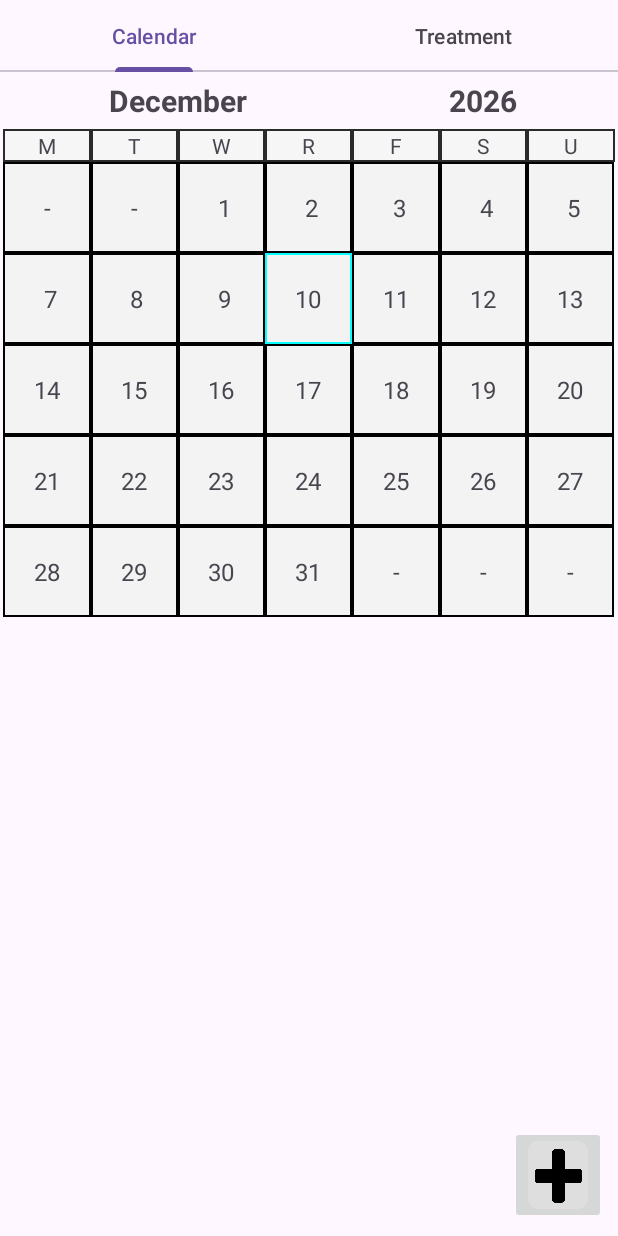
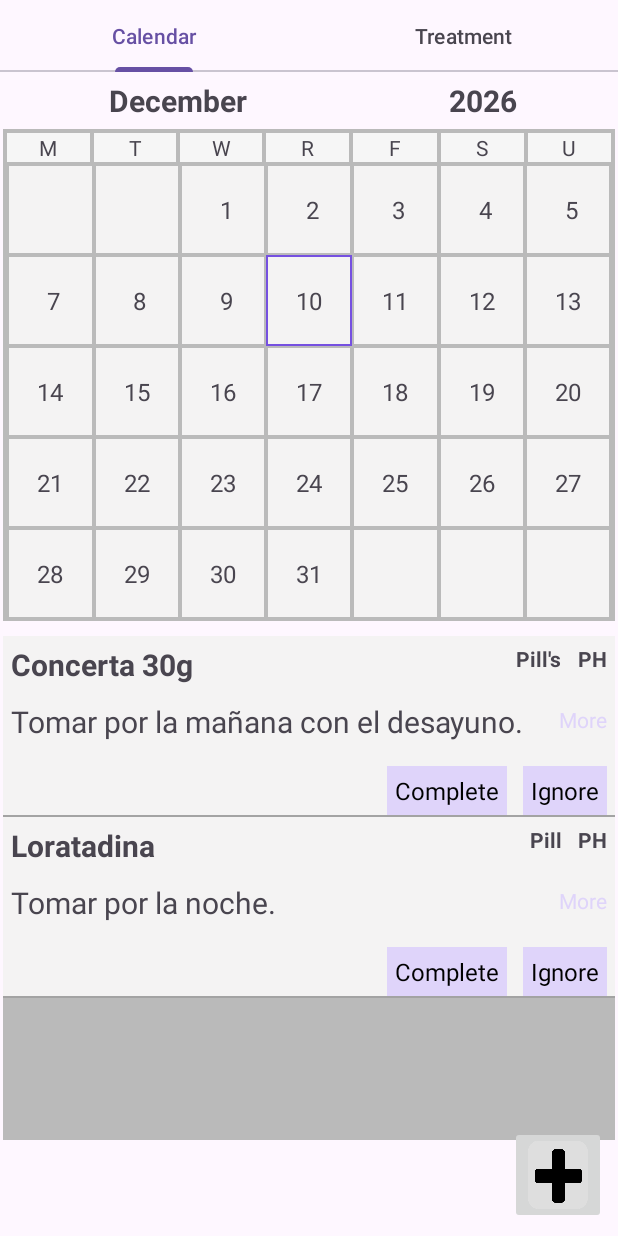
Before and after one commit to Albertotablero/Mediplanner, an Android app: the screen it shows after launch (MainActivity), after a tap on "10", on a phone screen of 412 x 824 dp. Run offline under Robolectric (Android 15) with nearby library versions, the phone set to English and light mode, and no system bars.

Commit message:
Started populating days with relevant treatment plans
Also a lot of refactoring, trying out number pickers in some places, which required a lot of refactoring and requires more still since I'm not content with the outcome visually speaking.

```diff
--- a/app/src/main/java/com/example/mediplanner/MainActivity.java
+++ b/app/src/main/java/com/example/mediplanner/MainActivity.java
@@ -1,7 +1,6 @@
 package com.example.mediplanner;
 
 
-import android.nfc.Tag;
 import android.os.Bundle;
 import android.view.View;
 
@@ -15,6 +14,7 @@ import androidx.fragment.app.FragmentTransaction;
 import androidx.viewpager2.widget.ViewPager2;
 
 import com.example.mediplanner.calendar.CalendarTabFragment;
+import com.example.mediplanner.calendar.DayTreatmentPlansFiller;
 import com.example.mediplanner.calendar.Month;
 import com.example.mediplanner.databinding.ActivityMainBinding;
 import com.example.mediplanner.treatments.TreatmentsTabFragment;
@@ -30,7 +30,6 @@ import org.joda.time.LocalDate;
 
 import java.util.ArrayList;
 import java.util.HashMap;
-import java.util.Map;
 
 public class MainActivity extends AppCompatActivity {
     // view binding
@@ -56,6 +55,7 @@ public class MainActivity extends AppCompatActivity {
     private static ArrayList<Month> savedMonths = new ArrayList<>();
     private static HashMap<String, Month> storedMonths = new HashMap<>();
 
+
     @Override
     protected void onCreate(Bundle savedInstanceState) {
         super.onCreate(savedInstanceState);
@@ -68,8 +68,8 @@ public class MainActivity extends AppCompatActivity {
 
         treatmentPlanList = new ArrayList<>();
         // TODO temp, remove after testing
-        treatmentPlanList.add(new Plan("meh", "meh", true, 0, 1, 0, "Pill's", LocalDate.now(), true, 2, FrequencyMetric.ASNEEDED));
-        treatmentPlanList.add(new Plan("meh", "meh", true, 2, 2, 200.5f, "Ml", LocalDate.now(), true, 2, FrequencyMetric.ASNEEDED));
+        treatmentPlanList.add(new Plan("Concerta 30g", "Tomar por la mañana con el desayuno.", true, 1, 1, 1, "Pill's", LocalDate.now(), true, 2, FrequencyMetric.ASNEEDED));
+        treatmentPlanList.add(new Plan("Loratadina", "Tomar por la noche.", true, 1, 1, 1, "Pill", LocalDate.now(), true, 2, FrequencyMetric.ASNEEDED));
         treatmentPlanList.add(new Plan("meh", "meh", true, 0, 1, 4, "Pill's", LocalDate.now(), true, 2, FrequencyMetric.ASNEEDED));
         treatmentPlanList.add(new Plan("meh", "meh", true, 3, 1, 2, "Pill's", LocalDate.now(), true, 2, FrequencyMetric.ASNEEDED));
 
@@ -145,6 +145,20 @@ public class MainActivity extends AppCompatActivity {
          * */
     }
 
+    public static void addMonth(Month month, String monthTag) {
+        storedMonths.put(monthTag, month);
+
+        for (Plan p :
+                treatmentPlanList) {
+            switch (p.getFrequencyMetric()) {
+                case DAILY:
+                    DayTreatmentPlansFiller.fillDailyPlan(p, month);
+                    break;
+            }
+        }
+
+    }
+
     public static CalendarTabFragment getCalendarTabFragment() {
         return calendarTabFragment;
     }
--- a/app/src/main/java/com/example/mediplanner/calendar/CalendarTabFragment.java
+++ b/app/src/main/java/com/example/mediplanner/calendar/CalendarTabFragment.java
@@ -1,8 +1,5 @@
 package com.example.mediplanner.calendar;
 
-import android.graphics.Color;
-import android.graphics.drawable.ColorDrawable;
-import android.nfc.Tag;
 import android.os.Bundle;
 
 import androidx.annotation.NonNull;
@@ -12,10 +9,8 @@ import androidx.fragment.app.Fragment;
 import android.view.LayoutInflater;
 import android.view.View;
 import android.view.ViewGroup;
-import android.widget.FrameLayout;
 import android.widget.TableRow;
 import android.widget.TextView;
-import android.widget.Toast;
 
 import com.example.mediplanner.MainActivity;
 import com.example.mediplanner.R;
@@ -34,6 +29,8 @@ public class CalendarTabFragment extends Fragment {
     private int weekOfSelectedDay = 0;
     private DayFrameLayout selectedDayCell;
     private Day selectedDay;
+
+    private DayTreatmentsArrayAdapter arrayAdapter;
 
     public CalendarTabFragment() {
     }
@@ -63,11 +60,11 @@ public class CalendarTabFragment extends Fragment {
             if (i == 0 && week.getDaysOfWeek().get(0).getDayOfWeek() != 1) {
 
                 for (; j < week.getDaysOfWeek().get(0).getDayOfWeek(); j++) {
-                    generateCell(row, j, null, "-");
+                    generateCell(row, j, null, "");
                 }
             }
             for (; j < 7; j++) {
-                String dayOfMonth = "-";
+                String dayOfMonth = "";
                 Day day = null;
                 try {
                     day = week.getDaysOfWeek().get(y++);
@@ -82,6 +79,23 @@ public class CalendarTabFragment extends Fragment {
         }
         // Load plan data, good luck Alberto
 
+        weekOfSelectedDay = findInitWeek(initDate);
+        TableRow row = (TableRow) binding.calendarTL.getChildAt(weekOfSelectedDay + 1);
+        int dayOfWeek = initDate.getDayOfWeek();
+        View child = row.getChildAt(dayOfWeek - 1);
+        child.callOnClick();
+
+    }
+
+    private int findInitWeek(LocalDate initDate) {
+        for (int i = 0; i < selectedMonth.getWeeks().size(); i++) {
+            for (Day d :
+                    selectedMonth.getWeeks().get(i).getDaysOfWeek()) {
+                if (d.getDayOfMonth() == initDate.getDayOfMonth())
+                    return i;
+            }
+        }
+        return 1;
     }
 
     private Month getMonth(int monthNumber, int year) {
@@ -92,7 +106,8 @@ public class CalendarTabFragment extends Fragment {
             month = MainActivity.getStoredMonths().get(monthTag);
         } else {
             month = new Month(monthNumber, year);
-            MainActivity.getStoredMonths().put(monthTag, month);
+
+            MainActivity.addMonth(month, monthTag);
         }
 
         return month;
@@ -104,6 +119,8 @@ public class CalendarTabFragment extends Fragment {
         TextView dayText = view.findViewById(R.id.dayTextView);
         view.setCellDay(day);
         dayText.setText(dayOfMonth);
+        TableRow.LayoutParams params = (TableRow.LayoutParams) view.getLayoutParams();
+        if (params != null) params.column = 1;
 
         view.setSelected(false);
         view.setOnClickListener(new View.OnClickListener() {
@@ -113,6 +130,8 @@ public class CalendarTabFragment extends Fragment {
                 selectedDayCell = (DayFrameLayout) v;
                 selectedDayCell.setSelected(true);
                 selectedDay = selectedDayCell.getCellDay();
+                arrayAdapter = new DayTreatmentsArrayAdapter(getContext(), 0, selectedDay.getTreatmentusages(), selectedDay);
+                binding.daysTreatmentList.setAdapter(arrayAdapter);
             }
         });
         row.addView(view, j);
--- a/app/src/main/java/com/example/mediplanner/calendar/Day.java
+++ b/app/src/main/java/com/example/mediplanner/calendar/Day.java
@@ -1,6 +1,7 @@
 package com.example.mediplanner.calendar;
 
 import com.example.mediplanner.plan.Plan;
+import com.example.mediplanner.plan.TreatmentUsage;
 import com.example.mediplanner.plan.TreatmentUse;
 
 import org.joda.time.Hours;
@@ -12,7 +13,7 @@ public class Day {
     private int dayOfMonth;
     private int dayOfWeek;
 
-    private ArrayList<Treatmentusage> treatmentusages;
+    private ArrayList<TreatmentUsage> treatmentusages;
 
 
     public Day(int day, int dayOfWeek) {
@@ -37,14 +38,9 @@ public class Day {
         this.dayOfWeek = dayOfWeek;
     }
 
-    private class Treatmentusage {
-        public Plan treatment;
-        public TreatmentUse usage;
-        public Hours hour;
 
-        public Treatmentusage(TreatmentUse usage, Plan treatmentPlan, Hours hour) {
-            this.usage = usage;
-            this.treatment = treatmentPlan;
-        }
+    public ArrayList<TreatmentUsage> getTreatmentusages() {
+        return treatmentusages;
     }
+
 }
--- /dev/null
+++ b/app/src/main/java/com/example/mediplanner/calendar/DayTreatmentPlansFiller.java
@@ -0,0 +1,41 @@
+package com.example.mediplanner.calendar;
+
+import com.example.mediplanner.date.PlanHours;
+import com.example.mediplanner.plan.Plan;
+import com.example.mediplanner.plan.TreatmentUsage;
+
+import org.joda.time.Hours;
+import org.joda.time.LocalDate;
+
+public class DayTreatmentPlansFiller {
+
+    // Fill stored months with plans with daily frequency
+    public static void fillDailyPlan(Plan p, Month month) {
+        // If there ar no specified hours just add them once
+        if (p.getPlanHours().isEmpty()) {
+            for (Week w : month.getWeeks()) {
+                for (Day d : w.getDaysOfWeek()) {
+                    if (checkStartDate(p, d, month))
+                        d.getTreatmentusages().add(new TreatmentUsage(p));
+                }
+            }
+        } else { // Otherways they get added for every hour specified
+            for (PlanHours h :
+                    p.getPlanHours()) {
+                for (Week w : month.getWeeks()) {
+                    for (Day d : w.getDaysOfWeek()) {
+                        d.getTreatmentusages().add(new TreatmentUsage(p, h.hours, h.minutes));
+                    }
+                }
+            }
+        }
+
+    }
+
+    private static boolean checkStartDate(Plan p, Day day, Month monthOfYear) {
+
+        LocalDate date = LocalDate.parse(monthOfYear.getYear() + "-" + monthOfYear.getMonthOfYear() + "-" + day.getDayOfMonth());
+
+        return date.isAfter(p.getStartDate()) || date.isEqual(p.getStartDate());
+    }
+}
--- /dev/null
+++ b/app/src/main/java/com/example/mediplanner/calendar/DayTreatmentsArrayAdapter.java
@@ -0,0 +1,61 @@
+package com.example.mediplanner.calendar;
+
+import android.content.Context;
+import android.view.LayoutInflater;
+import android.view.View;
+import android.view.ViewGroup;
+import android.widget.ArrayAdapter;
+import android.widget.Button;
+import android.widget.TextView;
+
+import androidx.annotation.NonNull;
+import androidx.annotation.Nullable;
+
+import com.example.mediplanner.R;
+import com.example.mediplanner.plan.Plan;
+import com.example.mediplanner.plan.TreatmentUsage;
+
+import java.text.DecimalFormat;
+import java.util.ArrayList;
+
+public class DayTreatmentsArrayAdapter extends ArrayAdapter<TreatmentUsage> {
+
+    private Day day;
+    private ArrayList<TreatmentUsage> treatments;
+
+    public DayTreatmentsArrayAdapter(@NonNull Context context, int resource, @NonNull ArrayList<TreatmentUsage> objects, Day day) {
+        super(context, 0, objects);
+        day = day;
+        treatments = objects;
+    }
+
+    @NonNull
+    @Override
+    public View getView(int position, @Nullable View convertView, @NonNull ViewGroup parent) {
+        if (convertView == null)
+            convertView = LayoutInflater.from(parent.getContext()).inflate(R.layout.selected_day_treatments_view, parent, false);
+
+        Plan treatment = treatments.get(position).treatment;
+
+        TextView name = convertView.findViewById(R.id.daytreatmentName);
+        name.setText(treatment.getName());
+
+        TextView details = convertView.findViewById(R.id.dayTreatmentHout);
+        details.setText(treatment.getDetails());
+
+        TextView quanitty = convertView.findViewById(R.id.dayTreatmentQuantity);
+        DecimalFormat decimalFormat = new DecimalFormat("0.##");
+        quanitty.setText(decimalFormat.format(treatment.getQuantity()));
+
+        TextView quantityMetric = convertView.findViewById(R.id.dayTreatmentQuantityMetric);
+        quanitty.setText(treatment.getQuantityMetric());
+
+        TextView more = convertView.findViewById(R.id.moreTreatmentsButtons);
+
+        TextView completeButton = convertView.findViewById(R.id.completeButton);
+
+        TextView ignoreButton = convertView.findViewById(R.id.ignoreButton);
+
+        return convertView;
+    }
+}
--- a/app/src/main/java/com/example/mediplanner/calendar/Month.java
+++ b/app/src/main/java/com/example/mediplanner/calendar/Month.java
@@ -9,19 +9,16 @@ public class Month {
 
     // list of days in the month
     private ArrayList<Week> weeks;
+    private ArrayList<Day> days;
     private int monthOfYear;
     private int year;
 
     public Month(int month, int year) {
         weeks = new ArrayList<>();
+        days = new ArrayList<>();
         setMonthOfYear(month);
         setYear(year);
         setUpDays();
-        // TODO Remove after testing
-        Log.d("Monthtesting", month + "");
-        Log.d("Monthtesting", weeks.size() + "");
-        Week lastWeek = weeks.get(weeks.size() - 1);
-        Log.d("Monthtesting", lastWeek.getDaysOfWeek().get(lastWeek.getDaysOfWeek().size() - 1).getDayOfMonth() + "");
     }
 
     private void setUpDays() {
@@ -32,19 +29,25 @@ public class Month {
         Week week = new Week();
 
         for (int i = 1; i <= monthLength; i++) {
+            Day newDay = new Day(i, dayOfWeek);
+            days.add(newDay);
             if (dayOfWeek == 1) { // if monay, new week and increment counter
                 week = new Week();
-                week.getDaysOfWeek().add(new Day(i, dayOfWeek));
+                week.getDaysOfWeek().add(newDay);
+
                 dayOfWeek++;
             } else if (dayOfWeek == 7) { // if sunday, add week and reset counter
-                week.getDaysOfWeek().add(new Day(i, dayOfWeek));
+                week.getDaysOfWeek().add(newDay);
                 weeks.add(week);
+
                 dayOfWeek = 1;
             } else if (i == monthLength) {
-                week.getDaysOfWeek().add(new Day(i, dayOfWeek));
+                week.getDaysOfWeek().add(newDay);
                 weeks.add(week);
+
             } else { // otherwise just increment counter
-                week.getDaysOfWeek().add(new Day(i, dayOfWeek));
+                week.getDaysOfWeek().add(newDay);
+
                 dayOfWeek++;
 
             }
@@ -71,4 +74,8 @@ public class Month {
     public ArrayList<Week> getWeeks() {
         return weeks;
     }
+
+    public ArrayList<Day> getDays() {
+        return days;
+    }
 }
--- a/app/src/main/java/com/example/mediplanner/plan/Plan.java
+++ b/app/src/main/java/com/example/mediplanner/plan/Plan.java
@@ -1,5 +1,6 @@
 package com.example.mediplanner.plan;
 
+import com.example.mediplanner.date.PlanHours;
 import com.example.mediplanner.utils.FrequencyMetric;
 import com.example.mediplanner.utils.TreatmentForm;
 
@@ -13,7 +14,7 @@ public class Plan {
     private String details = ""; //Important details to take note of
     private FrequencyMetric frequencyMetric; // How to measure frequency
     private LocalDate startDate; // Start date of treatment plan
-    private boolean isPermanent; // Whether is permanent as opossed to having a set duration
+    private boolean isPermanent; // Whether is permanent as opposed to having a set duration
     //private float duration; // Duration of the treatment plan
     private boolean isActive; // Whether the treatment plan is active or not
     private TreatmentForm form; // Form of the treatment (Medium of consumption)
@@ -22,7 +23,7 @@ public class Plan {
 
     //for specific treatment forms or frequencies
     private ArrayList<String> specificDates;
-    private ArrayList<String> dailyHours;
+    private ArrayList<PlanHours> planHours;
     private ArrayList<Boolean> weekdaysActive;
 
 
@@ -49,7 +50,7 @@ public class Plan {
         setStartDate(LocalDate.now());
         setActive(false);
 
-        dailyHours = new ArrayList<String>();
+        planHours = new ArrayList<>();
         weekdaysActive = new ArrayList<>();
         specificDates = new ArrayList<>();
     }
@@ -171,8 +172,8 @@ public class Plan {
         this.specificDates = specificDates;
     }
 
-    public ArrayList<String> getDailyHours() {
-        return dailyHours;
+    public ArrayList<PlanHours> getPlanHours() {
+        return planHours;
     }
 
     public ArrayList<Boolean> getWeekdaysActive() {
--- /dev/null
+++ b/app/src/main/java/com/example/mediplanner/plan/TreatmentUsage.java
@@ -0,0 +1,28 @@
+package com.example.mediplanner.plan;
+
+import org.joda.time.Hours;
+import org.joda.time.Minutes;
+
+public class TreatmentUsage {
+    public Plan treatment;
+    public TreatmentUse usage;
+    public Hours hour;
+    public Minutes minutes;
+
+    public TreatmentUsage(TreatmentUse usage, Plan treatmentPlan, Hours hour) {
+        this.usage = usage;
+        this.treatment = treatmentPlan;
+    }
+
+    public TreatmentUsage(Plan treatmentPlan, Hours hour, Minutes minutes) {
+        this.usage = usage;
+        this.treatment = treatmentPlan;
+        this.minutes = minutes;
+        this.hour = hour;
+    }
+
+    public TreatmentUsage(Plan treatmentPlan) {
+        this.usage = usage;
+        this.treatment = treatmentPlan;
+    }
+}
--- a/app/src/main/res/color/calendar_selected_day_highlight.xml
+++ b/app/src/main/res/color/calendar_selected_day_highlight.xml
@@ -1,5 +1,5 @@
 <?xml version="1.0" encoding="utf-8"?>
 <selector xmlns:android="http://schemas.android.com/apk/res/android">
-    <item android:color="@color/selectionDayHighlight" android:state_selected="true" />
-    <item android:color="@color/black" />
+    <item android:color="@color/selectionBackgroundBright" android:state_selected="true" />
+    <item android:color="@color/light_grey" />
 </selector>
--- a/app/src/main/res/layout/calendar_day_cell_view.xml
+++ b/app/src/main/res/layout/calendar_day_cell_view.xml
@@ -3,7 +3,8 @@
     xmlns:app="http://schemas.android.com/apk/res-auto"
     android:layout_width="match_parent"
     android:layout_height="match_parent"
-    android:background="@color/calendar_selected_day_highlight">
+    android:background="@color/calendar_selected_day_highlight"
+    android:layout_weight="1">
 
     <TextView
         android:id="@+id/dayTextView"
--- a/app/src/main/res/layout/fragment_calendar_tab.xml
+++ b/app/src/main/res/layout/fragment_calendar_tab.xml
@@ -14,7 +14,8 @@
         android:layout_below="@id/calendarTL"
         android:layout_marginHorizontal="2dp"
         android:layout_marginTop="10dp"
-        android:layout_marginBottom="64dp" />
+        android:layout_marginBottom="64dp"
+        android:background="@color/light_grey" />
 
     <LinearLayout
         android:id="@+id/yearAndMonthView"
@@ -54,13 +55,19 @@
         android:layout_below="@id/yearAndMonthView"
         android:layout_alignParentStart="true"
         android:layout_marginHorizontal="2dp"
+        android:background="@color/light_grey"
+        android:paddingLeft="1dp"
+        android:paddingTop="1dp"
+        android:paddingRight="1dp"
+        android:paddingBottom="1dp"
         android:stretchColumns="*">
 
         <TableRow
             android:id="@+id/headerRow"
             android:layout_width="0dp"
             android:layout_height="match_parent"
-            android:background="#2A2A2A">
+            android:background="@color/light_grey"
+            android:gravity="center">
 
             <TextView
                 android:id="@+id/mondayTextV"
@@ -152,6 +159,7 @@
             android:id="@+id/calendarRow1"
             android:layout_width="0dp"
             android:layout_height="wrap_content"
+            android:gravity="center"
             android:textAlignment="center"
             android:visibility="invisible" />
 
@@ -159,6 +167,7 @@
             android:id="@+id/calendarRow2"
             android:layout_width="0dp"
             android:layout_height="wrap_content"
+            android:gravity="center"
             android:textAlignment="center"
             android:visibility="invisible" />
 
@@ -166,6 +175,7 @@
             android:id="@+id/calendarRow3"
             android:layout_width="0dp"
             android:layout_height="wrap_content"
+            android:gravity="center"
             android:textAlignment="center"
             android:visibility="invisible" />
 
@@ -173,6 +183,7 @@
             android:id="@+id/calendarRow4"
             android:layout_width="0dp"
             android:layout_height="wrap_content"
+            android:gravity="center"
             android:textAlignment="center"
             android:visibility="invisible" />
 
@@ -180,6 +191,7 @@
             android:id="@+id/calendarRow5"
             android:layout_width="0dp"
             android:layout_height="wrap_content"
+            android:gravity="center"
             android:textAlignment="center"
             android:visibility="invisible" />
 
@@ -187,6 +199,7 @@
             android:id="@+id/calendarRow6"
             android:layout_width="0dp"
             android:layout_height="wrap_content"
+            android:gravity="center"
             android:textAlignment="center"
             android:visibility="invisible" />
 
--- /dev/null
+++ b/app/src/main/res/layout/selected_day_treatments_view.xml
@@ -0,0 +1,89 @@
+<?xml version="1.0" encoding="utf-8"?>
+<RelativeLayout xmlns:android="http://schemas.android.com/apk/res/android"
+    android:layout_width="match_parent"
+    android:layout_height="wrap_content"
+    android:background="@color/very_light_grey">
+
+    <TextView
+        android:id="@+id/daytreatmentName"
+        android:layout_width="wrap_content"
+        android:layout_height="wrap_content"
+        android:layout_alignParentStart="true"
+        android:layout_alignParentTop="true"
+        android:layout_margin="5dp"
+        android:minLines="1"
+        android:text="PH"
+        android:textSize="20sp"
+        android:textStyle="bold" />
+
+    <TextView
+        android:id="@+id/dayTreatmentHout"
+        android:layout_width="match_parent"
+        android:layout_height="wrap_content"
+        android:layout_below="@id/daytreatmentName"
+        android:layout_margin="5dp"
+        android:layout_toLeftOf="@id/moreTreatmentsButtons"
+        android:text="8:00"
+        android:textSize="20sp" />
+
+    <TextView
+        android:id="@+id/dayTreatmentQuantity"
+        android:layout_width="wrap_content"
+        android:layout_height="wrap_content"
+        android:layout_margin="5dp"
+        android:layout_toStartOf="@id/dayTreatmentQuantityMetric"
+        android:minLines="1"
+        android:text="PH"
+        android:textStyle="bold" />
+
+    <TextView
+        android:id="@+id/dayTreatmentQuantityMetric"
+        android:layout_width="wrap_content"
+        android:layout_height="wrap_content"
+        android:layout_alignParentTop="true"
+        android:layout_alignParentEnd="true"
+        android:layout_margin="5dp"
+        android:minLines="1"
+        android:text="PH"
+        android:textStyle="bold" />
+
+    <TextView
+        android:id="@+id/ignoreButton"
+        android:layout_width="wrap_content"
+        android:layout_height="wrap_content"
+        android:layout_below="@id/dayTreatmentHout"
+        android:layout_alignParentEnd="true"
+        android:layout_alignParentBottom="true"
+        android:layout_margin="5dp"
+        android:background="@color/light_purple"
+        android:padding="5dp"
+        android:text="@string/ignore"
+        android:textColor="@color/black"
+        android:textSize="16sp" />
+
+    <TextView
+        android:id="@+id/completeButton"
+        android:layout_width="wrap_content"
+        android:layout_height="wrap_content"
+        android:layout_below="@id/dayTreatmentHout"
+        android:layout_alignParentBottom="true"
+        android:layout_margin="5dp"
+        android:layout_marginBottom="5dp"
+        android:layout_toStartOf="@id/ignoreButton"
+        android:background="@color/light_purple"
+        android:padding="5dp"
+        android:text="@string/complete"
+        android:textColor="@color/black"
+        android:textSize="16sp" />
+
+    <TextView
+        android:id="@+id/moreTreatmentsButtons"
+        android:layout_width="wrap_content"
+        android:layout_height="wrap_content"
+        android:layout_alignBottom="@id/dayTreatmentHout"
+        android:layout_alignParentEnd="true"
+        android:layout_alignParentBottom="false"
+        android:layout_margin="5dp"
+        android:text="@string/more"
+        android:textColor="@color/light_purple" />
+</RelativeLayout>
--- a/app/src/main/res/values/colors.xml
+++ b/app/src/main/res/values/colors.xml
@@ -7,6 +7,7 @@
     <color name="weekButtonOff">#979999</color>
     <color name="weekButtonOn">#8AD7B8</color>
     <color name="selectionBackground">#9F98B3</color>
+    <color name="selectionBackgroundBright">#7550E0</color>
     <color name="selectionDayHighlight">#08FDFE</color>
     <color name="backgroundCompletedDay">#C4FEBF</color>
     <color name="backgroundIncompleteDay">#EEE3AF</color>
--- a/app/src/main/res/values/strings.xml
+++ b/app/src/main/res/values/strings.xml
@@ -102,5 +102,8 @@
 
     //Plan Creation End
 
+    //Daily treatments list
+    <string name="complete">Complete</string>
+    <string name="ignore">Ignore</string>
 
 </resources>
```
Also changed, not shown: app/src/main/java/com/example/mediplanner/date/PlanHours.java (added, +14 -0 lines), app/src/main/java/com/example/mediplanner/plan/PlanFragment.java (+49 -13 lines), app/src/main/java/com/example/mediplanner/utils/HoursListViewAdapter.java (+42 -57 lines), app/src/main/res/layout/calenda_view.xml (deleted, +0 -91 lines), app/src/main/res/layout/hours_list_item.xml (+8 -8 lines), app/src/main/res/layout/week_day_picker_widget.xml (+5 -5 lines), 1 other file.
